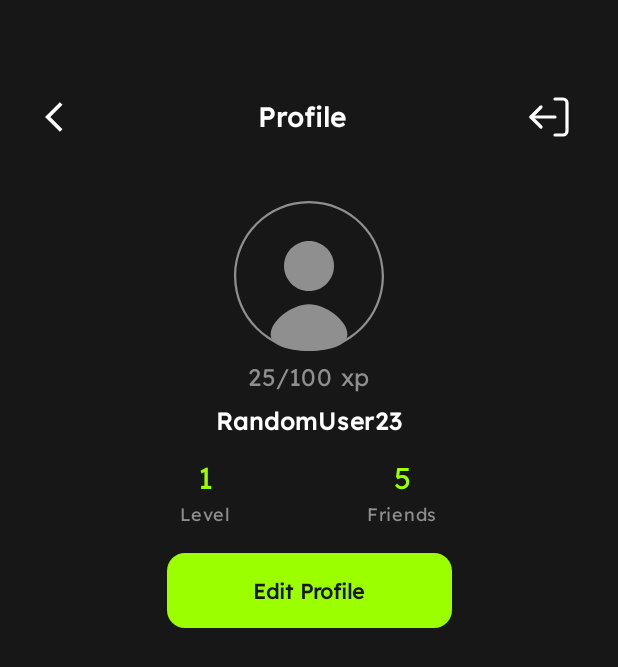
After one commit to elvernh/RunningMate, an Android app built with Jetpack Compose: the composable ProfileView shown on its own in the app's theme, on a phone screen of 412 x 824 dp. The commit adds this screen. Shown: the top 667 px of the screen. Run offline under Robolectric (Android 15) with nearby library versions, the phone set to English and light mode, and no system bars; 2 statements that could not run were skipped.

Commit message:
Added ProfileView.kt

```diff
--- /dev/null
+++ b/app/src/main/java/com/example/runningmate/views/ProfileView.kt
@@ -0,0 +1,170 @@
+package com.example.runningmate.views
+
+import androidx.compose.foundation.background
+import androidx.compose.foundation.clickable
+import androidx.compose.foundation.layout.Arrangement
+import androidx.compose.foundation.layout.Column
+import androidx.compose.foundation.layout.Row
+import androidx.compose.foundation.layout.fillMaxSize
+import androidx.compose.foundation.layout.fillMaxWidth
+import androidx.compose.foundation.layout.height
+import androidx.compose.foundation.layout.padding
+import androidx.compose.foundation.layout.size
+import androidx.compose.foundation.layout.width
+import androidx.compose.foundation.lazy.LazyColumn
+import androidx.compose.foundation.shape.RoundedCornerShape
+import androidx.compose.material3.Button
+import androidx.compose.material3.ButtonColors
+import androidx.compose.material3.ButtonDefaults
+import androidx.compose.material3.Icon
+import androidx.compose.material3.Text
+import androidx.compose.runtime.Composable
+import androidx.compose.ui.Alignment
+import androidx.compose.ui.Modifier
+import androidx.compose.ui.draw.clip
+import androidx.compose.ui.graphics.Color
+import androidx.compose.ui.graphics.RectangleShape
+import androidx.compose.ui.res.painterResource
+import androidx.compose.ui.text.font.Font
+import androidx.compose.ui.text.font.FontFamily
+import androidx.compose.ui.text.font.FontWeight
+import androidx.compose.ui.tooling.preview.Preview
+import androidx.compose.ui.unit.dp
+import androidx.compose.ui.unit.sp
+import androidx.navigation.NavHostController
+import androidx.navigation.compose.rememberNavController
+import com.example.runningmate.R
+import com.example.runningmate.enums.PagesEnum
+import com.example.runningmate.repositories.FakeAuthenticationRepository
+import com.example.runningmate.viewmodel.AuthenticationViewModel
+
+@Composable
+fun ProfileView(
+    authenticationViewModel: AuthenticationViewModel,
+    navController: NavHostController
+) {
+    val backgroundColor = Color(0xFF171717)
+    val grayColor = Color(0xFF8F8F8F)
+    val neon = Color(0xFF9CFF00)
+    val customFont = FontFamily(Font(R.font.lexend)) // Custom font declaration
+    LazyColumn(
+        Modifier
+            .fillMaxSize()
+            .background(backgroundColor)
+            .padding(horizontal = 30.dp, vertical = 62.dp)
+    ) {
+        item {
+            Row(
+                Modifier
+                    .fillMaxWidth()
+                    .padding(bottom = 40.dp), verticalAlignment = Alignment.CenterVertically, horizontalArrangement = Arrangement.SpaceBetween) {
+
+                Icon(
+                    painter = painterResource(id = R.drawable.arrow_back),
+                    contentDescription = "",
+                    tint = Color.White, modifier = Modifier.clickable(
+                        onClick = {
+
+                        }
+                    )
+                )
+
+                Text(
+                    text = "Profile",
+                    fontFamily = customFont,
+                    color = Color.White,
+                    fontSize = 18.sp,
+                    fontWeight = FontWeight.Bold
+                )
+
+                Icon(painter = painterResource(id = R.drawable.log), contentDescription = null, tint = Color.White, modifier = Modifier
+                    .size(32.dp)
+                    .clickable(
+                        onClick = {
+
+                        }
+                    ))
+
+
+            }
+        }
+        item {
+            Row(Modifier.fillMaxWidth(), horizontalArrangement = Arrangement.Center) {
+                Column(horizontalAlignment = Alignment.CenterHorizontally, verticalArrangement = Arrangement.spacedBy(5.dp)) {
+                    Icon(
+                        painter = painterResource(id = R.drawable.profile), contentDescription = null, tint = grayColor, modifier = Modifier.size(100.dp)
+                    )
+                    Text(
+                        text = "25/100 xp",
+                        color = grayColor,
+                        fontFamily = customFont
+                    )
+                    Text(
+                        text = "RandomUser23",
+                        color = Color.White,
+                        fontFamily = customFont,
+                        fontWeight = FontWeight.SemiBold
+                    )
+                    Row(
+                        Modifier
+                            .fillMaxWidth()
+                            .padding(vertical = 8.dp), horizontalArrangement = Arrangement.SpaceEvenly) {
+                        Column(horizontalAlignment = Alignment.CenterHorizontally) {
+                            Text(
+                                text = "1",
+                                color = neon,
+                                fontSize = 20.sp,
+                                fontFamily = customFont
+                            )
+                            Text(
+                                text = "Level",
+                                color = grayColor,
+                                fontSize = 12.sp,
+                                fontFamily = customFont
+                            )
+                        }
+                        Column(horizontalAlignment = Alignment.CenterHorizontally) {
+                            Text(
+                                text = "5",
+                                color = neon,
+                                fontSize = 20.sp,
+                                fontFamily = customFont
+                            )
+                            Text(
+                                text = "Friends",
+                                color = grayColor,
+                                fontSize = 12.sp,
+                                fontFamily = customFont
+                            )
+                        }
+                    }
+                    Row {
+                        Button(
+                            onClick = {},
+                            colors = ButtonDefaults.buttonColors(containerColor = neon),
+                            modifier = Modifier
+                                .width(190.dp)
+                                .height(50.dp).clip(RoundedCornerShape(12.dp)),
+                            shape = RectangleShape,
+
+                        ) {
+                            Text(
+                                text = "Edit Profile",
+                                fontWeight = FontWeight.SemiBold,
+                                fontFamily = customFont,
+                                color = backgroundColor,
+                            )
+                        }
+                    }
+                }
+            }
+        }
+    }
+}
+
+@Preview(showBackground = true, showSystemUi = true)
+@Composable
+fun prevProfileView() {
+    val mockViewModel = AuthenticationViewModel(FakeAuthenticationRepository())
+    ProfileView(authenticationViewModel = mockViewModel, navController = rememberNavController())
+}
--- a/app/src/main/java/com/example/runningmate/views/components/WeeklySnapshot.kt
+++ b/app/src/main/java/com/example/runningmate/views/components/WeeklySnapshot.kt
@@ -30,6 +30,8 @@ fun WeeklySnapshot(){
     val containerColor = Color(0xFF1E1E1E)
     val childColor = Color(0xFF8F8F8F)
     val customFont = FontFamily(Font(R.font.lexend)) // Custom font declaration
+    val barValues = listOf(8000, 4000, 8000, 8000, 2000, 4000, 0) // Values for each day
+    val maxBarValue = 8000
     Row(
         modifier = Modifier
             .fillMaxWidth()
@@ -50,7 +52,7 @@ fun WeeklySnapshot(){
                     fontWeight = FontWeight.SemiBold
                 )
                 Text(
-                    text = "Steps Overview / day",
+                    text = "Steps Overview / Day",
                     fontFamily = customFont,
                     color = childColor,
                     fontSize = 10.sp
@@ -63,8 +65,14 @@ fun WeeklySnapshot(){
                 modifier = Modifier.size(32.dp)
             )
         }
-        Row {
-            // Isi chart
+        Row(
+            modifier = Modifier
+                .fillMaxWidth()
+                .padding(top = 16.dp),
+            horizontalArrangement = Arrangement.SpaceBetween,
+            verticalAlignment = Alignment.Bottom
+        ) {
+
         }
     }
 
--- /dev/null
+++ b/app/src/main/res/drawable-nodpi/log.xml
@@ -0,0 +1,27 @@
+<vector xmlns:android="http://schemas.android.com/apk/res/android"
+    android:width="30dp"
+    android:height="30dp"
+    android:viewportWidth="30"
+    android:viewportHeight="30">
+  <path
+      android:pathData="M18.75,3.75H23.75C24.413,3.75 25.049,4.013 25.518,4.482C25.987,4.951 26.25,5.587 26.25,6.25L26.25,23.75C26.25,24.413 25.987,25.049 25.518,25.518C25.049,25.987 24.413,26.25 23.75,26.25H18.75"
+      android:strokeLineJoin="round"
+      android:strokeWidth="2"
+      android:fillColor="#00000000"
+      android:strokeColor="#ffffff"
+      android:strokeLineCap="round"/>
+  <path
+      android:pathData="M10,8.75L3.75,15L10,21.25"
+      android:strokeLineJoin="round"
+      android:strokeWidth="2"
+      android:fillColor="#00000000"
+      android:strokeColor="#ffffff"
+      android:strokeLineCap="round"/>
+  <path
+      android:pathData="M3.75,15L18.75,15"
+      android:strokeLineJoin="round"
+      android:strokeWidth="2"
+      android:fillColor="#00000000"
+      android:strokeColor="#ffffff"
+      android:strokeLineCap="round"/>
+</vector>
```
